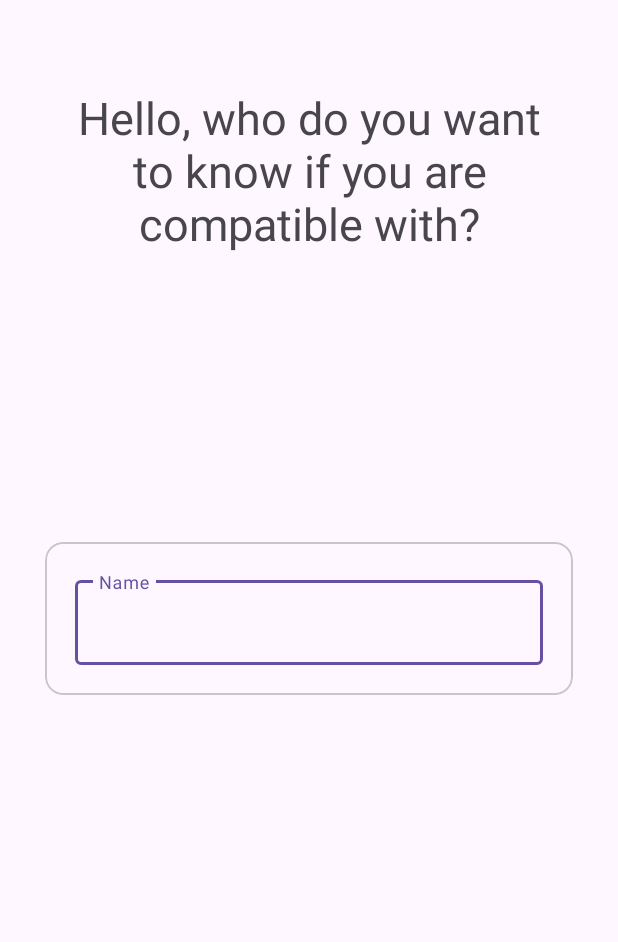
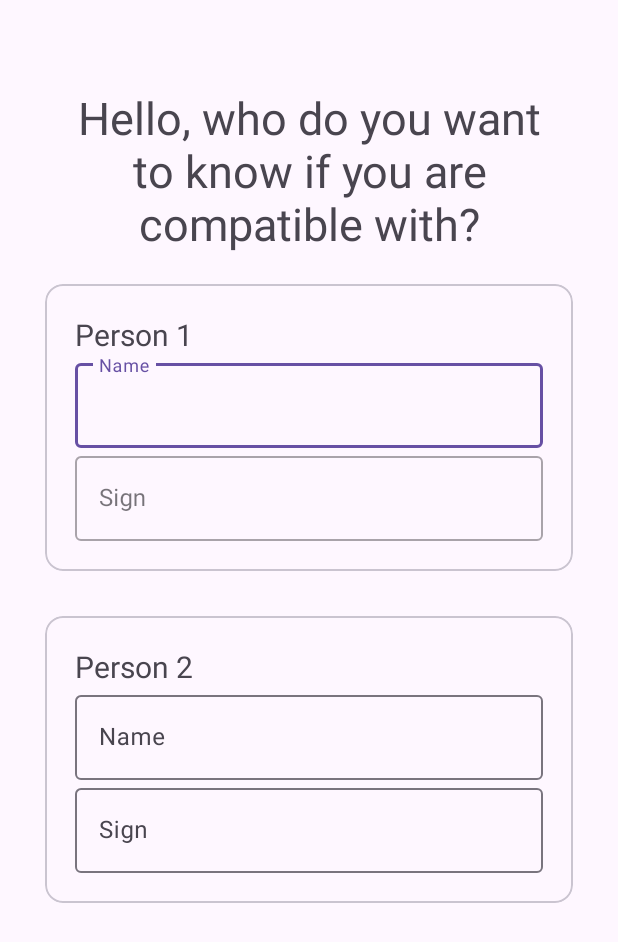
Before and after one commit to alvarocotes/zodiacal, an Android app: the CompatibilityActivity screen opened directly, with no data from a screen before it, on a phone screen of 412 x 824 dp. Shown: the top 942 px of the screen. Run offline under Robolectric (Android 15) with nearby library versions, the phone set to English and light mode, and no system bars.

Commit message:
mejoras de diseño

```diff
--- a/app/src/main/res/layout/activity_compatibility.xml
+++ b/app/src/main/res/layout/activity_compatibility.xml
@@ -9,11 +9,11 @@
 
 
     <com.google.android.material.textview.MaterialTextView
-        android:id="@+id/txt_compatibility"
+        android:id="@+id/tvt_compatibility"
         android:layout_width="0dp"
         android:layout_height="wrap_content"
         android:text="@string/txt_compatibility"
-        android:textSize="30dp"
+        android:textSize="30sp"
         app:layout_constraintTop_toTopOf="parent"
         android:layout_marginTop="58dp"
         app:layout_constraintStart_toStartOf="parent"
@@ -25,18 +25,27 @@
         android:id="@+id/card_view_person_1"
         android:layout_width="0dp"
         android:layout_height="wrap_content"
-        app:layout_constraintTop_toTopOf="parent"
+        app:layout_constraintTop_toBottomOf="@id/tvt_compatibility"
         app:layout_constraintStart_toStartOf="parent"
         app:layout_constraintEnd_toEndOf="parent"
-        app:layout_constraintBottom_toBottomOf="parent"
+        android:layout_marginTop="20dp"
         android:layout_marginHorizontal="30dp"
         >
 
         <androidx.constraintlayout.widget.ConstraintLayout
             android:layout_width="match_parent"
             android:layout_height="match_parent"
-            android:padding="20dp"
-            >
+            android:padding="20dp">
+
+            <com.google.android.material.textview.MaterialTextView
+                android:id="@+id/txt_person_1"
+                android:layout_width="0dp"
+                android:layout_height="wrap_content"
+                android:text="Person 1"
+                android:textSize="20sp"
+                app:layout_constraintTop_toTopOf="parent"
+                app:layout_constraintStart_toStartOf="parent"
+                app:layout_constraintEnd_toEndOf="parent"/>
 
             <com.google.android.material.textfield.TextInputLayout
                 android:id="@+id/edt_name_person_1"
@@ -45,17 +54,33 @@
                 android:layout_height="wrap_content"
                 app:layout_constraintEnd_toEndOf="parent"
                 app:layout_constraintStart_toStartOf="parent"
-                app:layout_constraintTop_toTopOf="parent">
+                app:layout_constraintTop_toBottomOf="@id/txt_person_1">
 
                 <com.google.android.material.textfield.TextInputEditText
-                    android:id="@+id/edt_day"
+                    android:id="@+id/txt_edt_name_person1"
                     android:layout_width="match_parent"
                     android:layout_height="wrap_content"
                     android:hint="Name" />
 
             </com.google.android.material.textfield.TextInputLayout>
 
+            <com.google.android.material.textfield.TextInputLayout
+                android:id="@+id/edt_sign_person_1"
+                style="@style/Widget.MaterialComponents.TextInputLayout.OutlinedBox"
+                android:layout_width="0dp"
+                android:layout_height="wrap_content"
+                app:layout_constraintEnd_toEndOf="parent"
+                app:layout_constraintStart_toStartOf="parent"
+                app:layout_constraintTop_toBottomOf="@+id/edt_name_person_1">
 
+                <com.google.android.material.textfield.TextInputEditText
+                    android:id="@+id/txt_edt_sign_person_1"
+                    android:layout_width="match_parent"
+                    android:layout_height="wrap_content"
+                    android:hint="Sign" />
+
+
+            </com.google.android.material.textfield.TextInputLayout>
 
 
         </androidx.constraintlayout.widget.ConstraintLayout>
@@ -68,13 +93,60 @@
         android:layout_width="0dp"
         android:layout_height="wrap_content"
         app:layout_constraintTop_toBottomOf="@id/card_view_person_1"
-        app:layout_constraintStart_toStartOf="parent"
-        app:layout_constraintEnd_toEndOf="parent"
-        app:layout_constraintBottom_toBottomOf="parent"
+        app:layout_constraintStart_toStartOf="@id/card_view_person_1"
+        app:layout_constraintEnd_toEndOf="@id/card_view_person_1"
+        android:layout_marginTop="30dp"
         >
+
         <androidx.constraintlayout.widget.ConstraintLayout
             android:layout_width="match_parent"
-            android:layout_height="match_parent">
+            android:layout_height="match_parent"
+            android:padding="20dp">
+
+            <com.google.android.material.textview.MaterialTextView
+                android:id="@+id/txt_person_2"
+                android:layout_width="0dp"
+                android:layout_height="wrap_content"
+                android:text="Person 2"
+                android:textSize="20sp"
+                app:layout_constraintStart_toStartOf="parent"
+                app:layout_constraintTop_toTopOf="parent"
+                app:layout_constraintEnd_toEndOf="parent"
+                />
+
+            <com.google.android.material.textfield.TextInputLayout
+                android:id="@+id/edt_name_person_2"
+                android:layout_width="0dp"
+                android:layout_height="wrap_content"
+                app:layout_constraintTop_toBottomOf="@id/txt_person_2"
+                app:layout_constraintStart_toStartOf="@id/txt_person_2"
+                app:layout_constraintEnd_toEndOf="@id/txt_person_2"
+                >
+                <com.google.android.material.textfield.TextInputEditText
+                    android:id="@+id/txt_edt_name_person_2"
+                    android:layout_width="match_parent"
+                    android:layout_height="match_parent"
+                    android:hint="Name"
+
+                    />
+            </com.google.android.material.textfield.TextInputLayout>
+
+            <com.google.android.material.textfield.TextInputLayout
+                android:id="@+id/edt_sign_person_2"
+                android:layout_width="0dp"
+                android:layout_height="wrap_content"
+                app:layout_constraintTop_toBottomOf="@id/edt_name_person_2"
+                app:layout_constraintStart_toStartOf="@id/edt_name_person_2"
+                app:layout_constraintEnd_toEndOf="@id/edt_name_person_2"
+                >
+                <com.google.android.material.textfield.TextInputEditText
+                    android:id="@+id/txt_edt_sing_person_2"
+                    android:layout_width="match_parent"
+                    android:layout_height="match_parent"
+                    android:hint="Sign"
+                    />
+
+            </com.google.android.material.textfield.TextInputLayout>
 
 
         </androidx.constraintlayout.widget.ConstraintLayout>
--- a/app/src/main/res/layout/activity_get_my_sign.xml
+++ b/app/src/main/res/layout/activity_get_my_sign.xml
@@ -13,7 +13,6 @@
         android:layout_marginStart="16dp"
         android:layout_marginEnd="16dp"
         android:elevation="8dp"
-        app:cardBackgroundColor="@color/white"
         app:cardCornerRadius="16dp"
         app:layout_constraintBottom_toBottomOf="parent"
         app:layout_constraintEnd_toEndOf="parent"
@@ -64,6 +63,7 @@
                 android:layout_width="0dp"
                 android:layout_height="wrap_content"
                 android:layout_marginEnd="16dp"
+                app:boxStrokeColor="@color/black"
                 app:layout_constraintBottom_toBottomOf="@+id/inp_lyt_day"
                 app:layout_constraintEnd_toStartOf="@+id/inp_lyt_year"
                 app:layout_constraintStart_toEndOf="@+id/inp_lyt_day"
```
